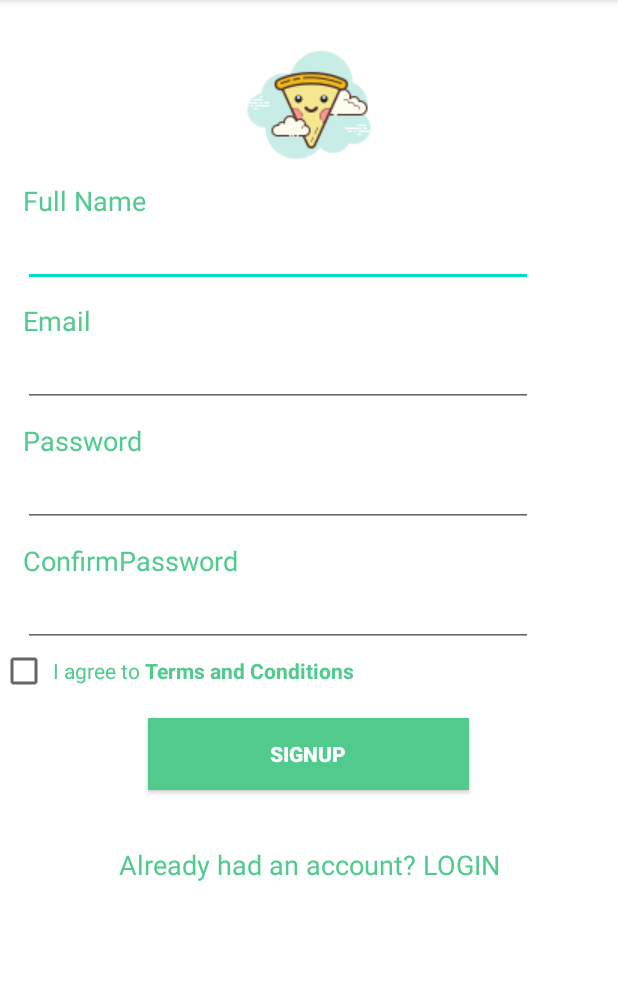
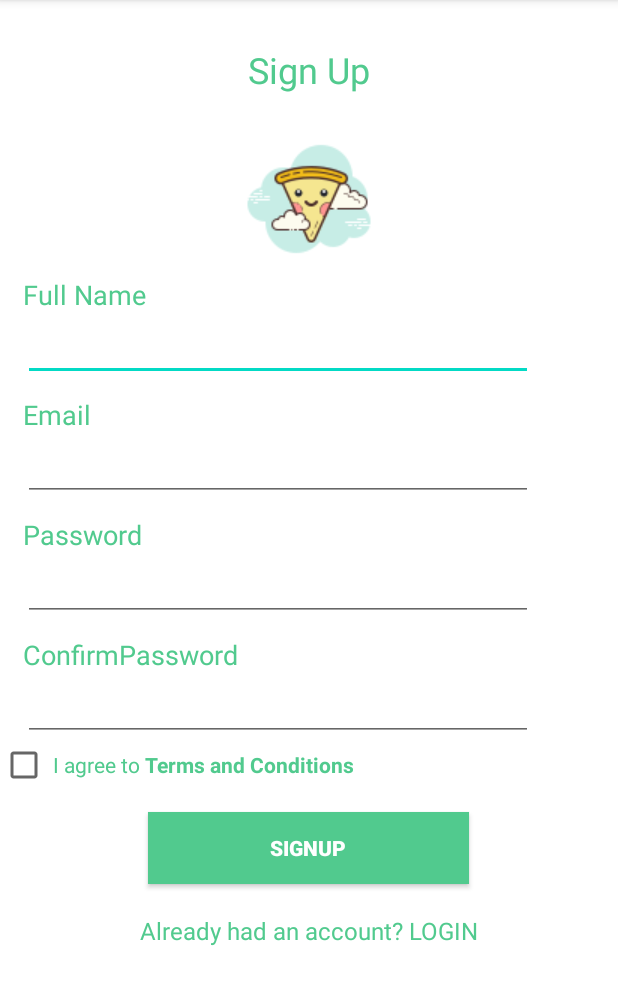
Before and after one commit to afshanaffu26/Flavours_Android, an Android app: the SignupActivity screen opened directly, with no data from a screen before it, on a phone screen of 412 x 824 dp, the part 84-1089 px from its top. Run offline under Robolectric (Android 15) with nearby library versions, the phone set to English and light mode, and no system bars; 1 statement that could not run was skipped.

Commit message:
Sign Up UI fixes

```diff
--- a/app/src/main/res/layout/activity_main.xml
+++ b/app/src/main/res/layout/activity_main.xml
@@ -1,32 +1,41 @@
 <?xml version="1.0" encoding="utf-8"?>
-<LinearLayout xmlns:android="http://schemas.android.com/apk/res/android"
+<RelativeLayout xmlns:android="http://schemas.android.com/apk/res/android"
     xmlns:app="http://schemas.android.com/apk/res-auto"
     xmlns:tools="http://schemas.android.com/tools"
     android:layout_width="match_parent"
     android:layout_height="match_parent"
     android:background="@color/myMainColor"
     android:orientation="vertical"
+    tools:layout_editor_absoluteX="0dp"
+    tools:layout_editor_absoluteY="45dp"
     tools:context=".MainActivity">
 
+
+    <LinearLayout
+        android:layout_width="wrap_content"
+        android:layout_height="wrap_content"
+        android:layout_centerHorizontal="true"
+        android:layout_centerVertical="true"
+        android:orientation="vertical">
 
         <ImageView
             android:id="@+id/imageView3"
             android:layout_width="wrap_content"
+            android:layout_height="wrap_content"
             android:layout_gravity="center"
-        android:layout_height="wrap_content"
-        android:layout_marginTop="250dp"
             app:srcCompat="@drawable/icon" />
 
         <TextView
             android:id="@+id/textView3"
             android:layout_width="match_parent"
             android:layout_height="wrap_content"
+            android:layout_marginTop="0dp"
             android:gravity="center"
-        android:layout_marginTop="0dp"
             android:text="@string/app_name"
             android:textColor="#ffffff"
             android:textSize="30sp"
             android:textStyle="bold" />
+
         <TextView
             android:layout_width="wrap_content"
             android:layout_height="wrap_content"
@@ -39,3 +48,5 @@
             android:textColor="@android:color/white"
             android:textSize="@dimen/slide_desc" />
     </LinearLayout>
+
+</RelativeLayout>
--- a/app/src/main/res/layout/activity_signup.xml
+++ b/app/src/main/res/layout/activity_signup.xml
@@ -7,27 +7,30 @@
     android:background="#ffffff"
     android:orientation="vertical"
     tools:context=".SignupActivity">
-
-    <ProgressBar
-        android:visibility="gone"
-        android:id="@+id/progressbar"
-        android:layout_centerHorizontal="true"
-        android:layout_centerVertical="true"
-        android:layout_width="wrap_content"
-        android:layout_height="wrap_content" />
-
+    <LinearLayout
+        android:layout_width="match_parent"
+        android:layout_height="wrap_content"
+        android:orientation="vertical" >
+    <include
+        android:id="@+id/toolbar"
+        layout="@layout/toolbar" />
+    <ScrollView
+        android:layout_width="match_parent"
+        android:layout_height="match_parent">
             <LinearLayout
                 android:layout_width="match_parent"
                 android:layout_height="match_parent"
-        android:layout_alignParentStart="true"
-        android:layout_alignParentTop="true"
-        android:orientation="vertical"
-        android:layout_alignParentLeft="true">
+                android:orientation="vertical">
 
-        <include
-            android:id="@+id/toolbar"
-            layout="@layout/toolbar" />
-
+                <TextView
+                    android:id="@+id/textView3"
+                    android:layout_width="match_parent"
+                    android:layout_height="wrap_content"
+                    android:layout_marginTop="30dp"
+                    android:gravity="center"
+                    android:text="Sign Up"
+                    android:textColor="@color/myTextColor"
+                    android:textSize="24sp" />
                 <ImageView
                     android:id="@+id/imageView"
                     android:layout_width="wrap_content"
@@ -157,19 +160,26 @@
                     android:text="SIGNUP"
                     android:textColor="#FFFFFF"
                     android:textStyle="bold" />
-    </LinearLayout>
                 <TextView
                     android:id="@+id/textLogin"
                     android:layout_width="match_parent"
                     android:layout_height="wrap_content"
                     android:layout_centerHorizontal="true"
                     android:gravity="center_horizontal"
-            android:layout_marginTop="620dp"
+                    android:layout_marginTop="20dp"
+                    android:layout_marginBottom="20dp"
                     android:text="Already had an account? LOGIN"
                     android:textColor="@color/myTextColor"
-            android:textSize="18sp" />
+                    android:textSize="16sp" />
+            </LinearLayout>
 
-
-
-
+    </ScrollView>
+    </LinearLayout>
+    <ProgressBar
+        android:visibility="gone"
+        android:id="@+id/progressbar"
+        android:layout_centerHorizontal="true"
+        android:layout_centerVertical="true"
+        android:layout_width="wrap_content"
+        android:layout_height="wrap_content" />
 </RelativeLayout>
```
Lines whose indentation alone changed are shown as unchanged.
